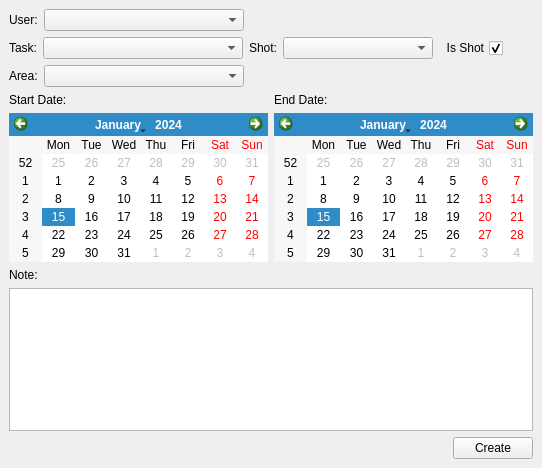
Before: the Qt Designer form pipe/task/newTask.ui in skarone/PipeL, drawn with Qt 5.
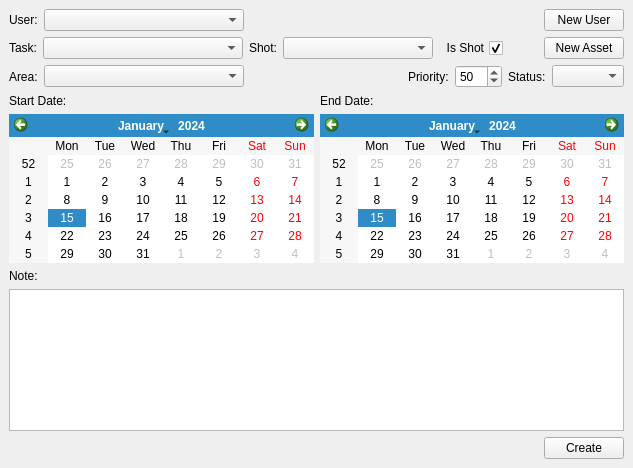
After: the same form once the commit is applied.

The edit to the form file:
```diff
--- a/pipe/task/newTask.ui
+++ b/pipe/task/newTask.ui
@@ -6,7 +6,7 @@
    <rect>
     <x>0</x>
     <y>0</y>
-    <width>542</width>
+    <width>633</width>
     <height>468</height>
    </rect>
   </property>
@@ -47,6 +47,13 @@
         </property>
        </spacer>
       </item>
+      <item>
+       <widget class="QPushButton" name="newUser_btn">
+        <property name="text">
+         <string>New User</string>
+        </property>
+       </widget>
+      </item>
      </layout>
     </item>
     <item>
@@ -129,6 +136,13 @@
         </property>
        </spacer>
       </item>
+      <item>
+       <widget class="QPushButton" name="newAsset_btn">
+        <property name="text">
+         <string>New Asset</string>
+        </property>
+       </widget>
+      </item>
      </layout>
     </item>
     <item>
@@ -167,6 +181,33 @@
         </property>
        </spacer>
       </item>
+      <item>
+       <widget class="QLabel" name="label_8">
+        <property name="text">
+         <string>Priority:</string>
+        </property>
+       </widget>
+      </item>
+      <item>
+       <widget class="QSpinBox" name="priority_spb">
+        <property name="maximum">
+         <number>100</number>
+        </property>
+        <property name="value">
+         <number>50</number>
+        </property>
+       </widget>
+      </item>
+      <item>
+       <widget class="QLabel" name="label_9">
+        <property name="text">
+         <string>Status:</string>
+        </property>
+       </widget>
+      </item>
+      <item>
+       <widget class="QComboBox" name="status_cmb"/>
+      </item>
      </layout>
     </item>
     <item>
```
Left out of the diff: 2 changed lines with no effect on the pictures.
